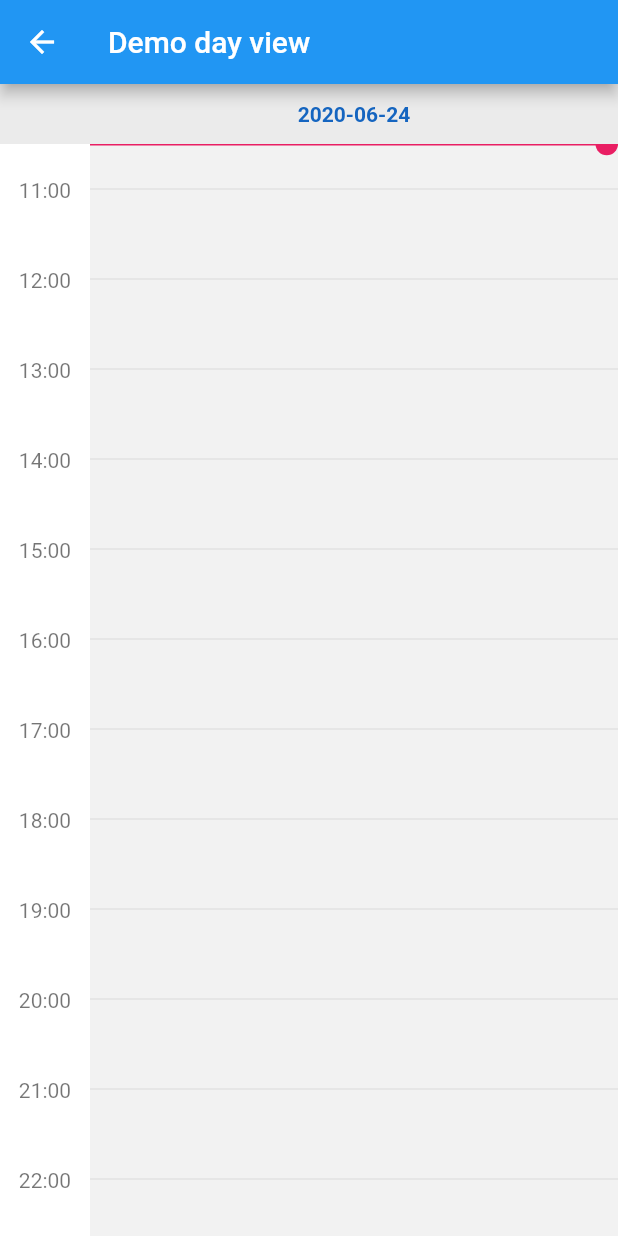
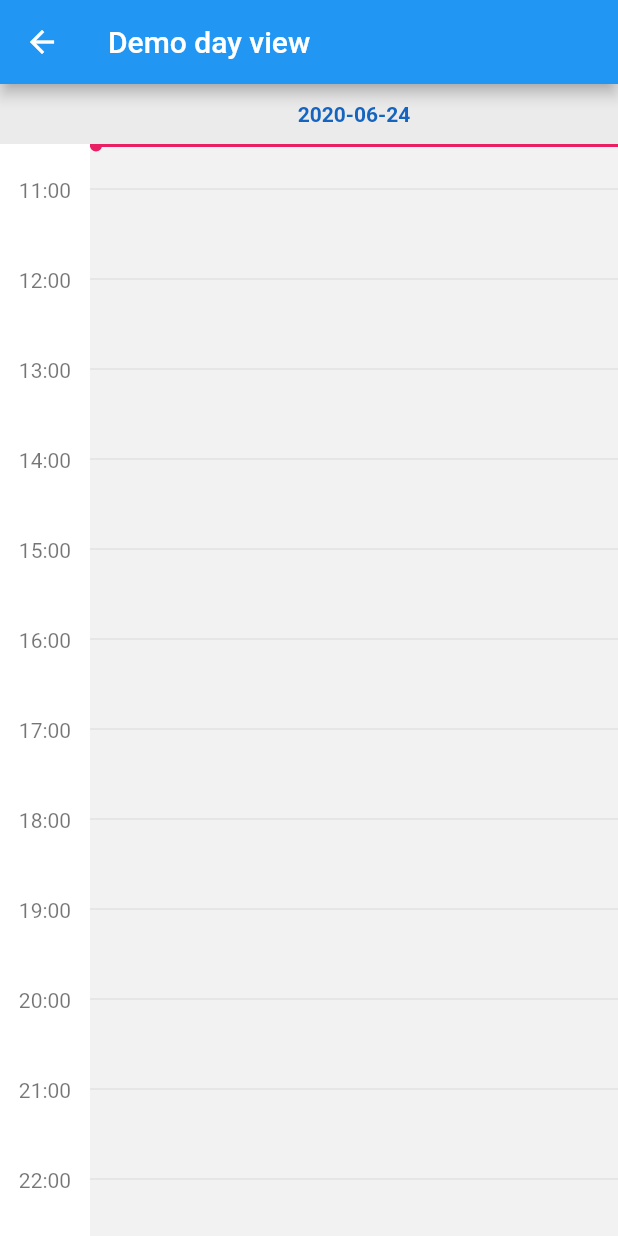
Before and after one commit to Skyost/FlutterWeekView, a Flutter app: the screen it shows after launch, after a tap on "Demo day view", on a phone screen of 412 x 824 dp. Run offline on Flutter 3.47's test engine with Material 2 defaults, Android fonts, the phone set to English and light mode, and no system bars; statements that could not run were skipped.

Commit message:
Add option for current time rule height Add option for current time circle position Add option for current time circle radius

```diff
--- a/example/lib/main.dart
+++ b/example/lib/main.dart
@@ -137,7 +137,7 @@ class _DemoDayView extends StatelessWidget {
           end: date.add(const Duration(hours: 21)),
         ),
       ],
-      style: const DayViewStyle(currentTimeCircleColor: Colors.pink),
+      style: const DayViewStyle(currentTimeCircleColor: Colors.pink, currentTimeCircleRadius: 4, circlePosition: CurrentTimeCirclePosition.start, currentTimeRuleHeight: 2),
     );
   }
 }
--- a/lib/src/day_view.dart
+++ b/lib/src/day_view.dart
@@ -10,6 +10,11 @@ import 'package:flutter_week_view/src/utils.dart';
 
 /// Builds an event text widget.
 typedef EventTextBuilder = Widget Function(FlutterWeekViewEvent event, BuildContext context, DayView dayView, double height, double width);
+
+class CurrentTimeCirclePosition {
+  static const CurrentTimeCirclePositionEnum start = CurrentTimeCirclePositionEnum.start;
+  static const CurrentTimeCirclePositionEnum end = CurrentTimeCirclePositionEnum.end;
+}
 
 /// A (scrollable) day view which is able to display events, zoom and un-zoom and more !
 class DayView extends ZoomableHeadersWidget<DayViewStyle, DayViewController> {
@@ -131,9 +136,9 @@ class _DayViewState extends ZoomableHeadersWidgetState<DayView> {
     }
 
     if (widget.style.currentTimeRuleColor != null && Utils.sameDay(widget.date)) {
-      children.add(createCurrentTimeRule());
+      children.add(createCurrentTimeRule(widget.style.currentTimeRuleHeight));
       if (widget.style.currentTimeCircleColor != null) {
-        children.add(createCurrentTimeCircle());
+        children.add(createCurrentTimeCircle(widget.style.currentTimeCircleRadius, widget.style.circlePosition));
       }
     }
 
@@ -165,23 +170,24 @@ class _DayViewState extends ZoomableHeadersWidgetState<DayView> {
       );
 
   /// Creates a positioned horizontal rule in the hours column.
-  Widget createCurrentTimeRule() => Positioned(
+  Widget createCurrentTimeRule([double height = 1]) => Positioned(
         top: calculateTopOffset(HourMinute.now()),
         left: widget.style.hoursColumnWidth,
         right: 0,
         child: Container(
-          height: 1,
+          height: height < (widget.style.currentTimeCircleRadius*2) ?  height : 1,
           color: widget.style.currentTimeRuleColor,
         ),
       );
 
   /// Creates a positioned horizontal rule in the hours column.
-  Widget createCurrentTimeCircle([double radius = 15]) => Positioned(
-        top: calculateTopOffset(HourMinute.now()) - (radius / 2),
-        right: 0,
+  Widget createCurrentTimeCircle([double radius = 7.5, CurrentTimeCirclePositionEnum circlePosition = CurrentTimeCirclePositionEnum.start]) => Positioned(
+        top: calculateTopOffset(HourMinute.now()) - radius + (widget.style.currentTimeRuleHeight <= (radius*2) ? widget.style.currentTimeRuleHeight/2 : 1/2),
+        left: circlePosition == CurrentTimeCirclePositionEnum.start ? widget.style.hoursColumnWidth : null,
+        right: circlePosition == CurrentTimeCirclePositionEnum.end ? 0 : null,
         child: Container(
-          height: radius,
-          width: radius,
+          height: (radius * 2),
+          width: (radius * 2),
           decoration: BoxDecoration(
             color: widget.style.currentTimeCircleColor,
             shape: BoxShape.circle,
--- a/lib/src/style.dart
+++ b/lib/src/style.dart
@@ -69,6 +69,15 @@ class DayViewStyle extends ZoomableHeaderWidgetStyle {
   /// The current time circle color.
   final Color currentTimeCircleColor;
 
+  /// The current time circle radius.
+  final double currentTimeCircleRadius;
+
+  /// The current time circle position.
+  final CurrentTimeCirclePositionEnum circlePosition;
+
+  /// The current time circle position.
+  final double currentTimeRuleHeight;
+
   /// Creates a new day view style instance.
   const DayViewStyle({
     DateFormatter dateFormatter,
@@ -84,6 +93,9 @@ class DayViewStyle extends ZoomableHeaderWidgetStyle {
     this.backgroundRulesColor = const Color(0x1A000000),
     this.currentTimeRuleColor = Colors.pink,
     this.currentTimeCircleColor,
+    this.currentTimeCircleRadius = 7.5,
+    this.circlePosition = CurrentTimeCirclePositionEnum.start,
+    this.currentTimeRuleHeight = 1,
   })  : backgroundColor = backgroundColor ?? const Color(0xFFF2F2F2),
         super(
           dateFormatter: dateFormatter,
@@ -112,6 +124,9 @@ class DayViewStyle extends ZoomableHeaderWidgetStyle {
     this.backgroundRulesColor = const Color(0x1A000000),
     this.currentTimeRuleColor = Colors.pink,
     this.currentTimeCircleColor,
+    this.currentTimeCircleRadius = 7.5,
+    this.circlePosition = CurrentTimeCirclePositionEnum.start,
+    this.currentTimeRuleHeight = 1,
   })  : backgroundColor = Utils.sameDay(date) ? const Color(0xFFE3F5FF) : const Color(0xFFF2F2F2),
         super(
           dateFormatter: dateFormatter,
@@ -140,6 +155,9 @@ class DayViewStyle extends ZoomableHeaderWidgetStyle {
     Color backgroundRulesColor,
     Color currentTimeRuleColor,
     Color currentTimeCircleColor,
+    double currentTimeCircleRadius,
+    CurrentTimeCirclePositionEnum circlePosition,
+    double currentTimeRuleHeight,
   }) =>
       DayViewStyle(
         dateFormatter: dateFormatter ?? this.dateFormatter,
@@ -155,6 +173,9 @@ class DayViewStyle extends ZoomableHeaderWidgetStyle {
         backgroundRulesColor: backgroundRulesColor ?? this.backgroundRulesColor,
         currentTimeRuleColor: currentTimeRuleColor ?? this.currentTimeRuleColor,
         currentTimeCircleColor: currentTimeCircleColor ?? this.currentTimeCircleColor,
+        currentTimeCircleRadius: currentTimeCircleRadius ?? this.currentTimeCircleRadius,
+        circlePosition: circlePosition ?? this.circlePosition,
+        currentTimeRuleHeight: currentTimeRuleHeight ?? this.currentTimeRuleHeight,
       );
 }
 
--- a/lib/src/utils.dart
+++ b/lib/src/utils.dart
@@ -8,6 +8,11 @@ import 'package:flutter_week_view/src/event.dart';
 import 'package:flutter_week_view/src/hour_minute.dart';
 import 'package:flutter_week_view/src/style.dart';
 
+/// Current time circle Position enum
+enum CurrentTimeCirclePositionEnum {
+  start,
+  end,
+}
 /// Contains some useful methods.
 class Utils {
   /// Makes the specified number to have at least two digits by adding a leading zero if needed.
```
Also changed, not shown: 1 other file.
